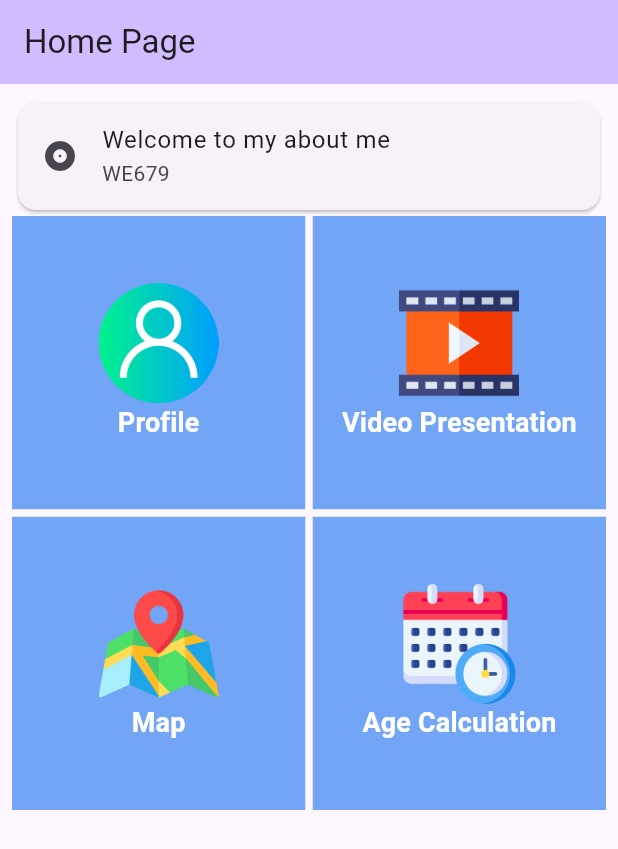
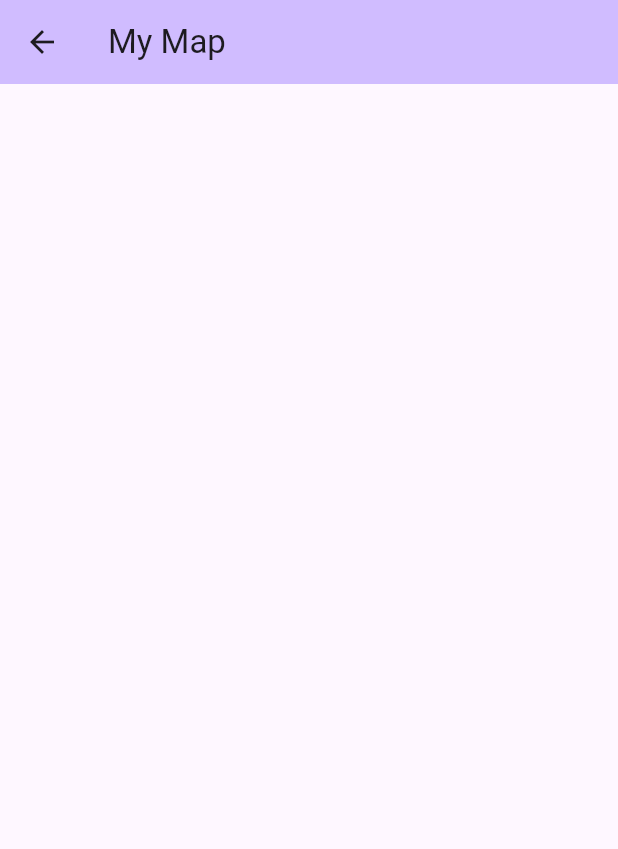
Before and after one commit to PeerapatAtta/Flutter_DPU_my_aboutme, a Flutter app: the screen it shows after launch, after a tap on "Map", on a phone screen of 412 x 824 dp. Shown: the top 849 px of the screen. Run offline on Flutter 3.47's test engine with Material 3 defaults, Android fonts, the light colour scheme and no system bars; our stand-ins replace google_maps_flutter, youtube_player_flutter; missing offline and left inert: video_url_validator.

Commit message:
Week8.2: 1. first commit without error

```diff
--- a/lib/homePage.dart
+++ b/lib/homePage.dart
@@ -95,7 +95,9 @@ class _HomePageState extends State<HomePage> {
                     padding: EdgeInsets.all(0),
                     color: Color.fromRGBO(114, 165, 246, 1),
                     child: TextButton(
-                        onPressed: () {},
+                        onPressed: () {
+                          Navigator.pushNamed(context, 'my_map');
+                        },
                         child: Column(
                           mainAxisAlignment: MainAxisAlignment.center,
                           children: [
--- a/lib/main.dart
+++ b/lib/main.dart
@@ -1,5 +1,6 @@
 import 'package:flutter/material.dart';
 import 'package:my_aboutme/homePage.dart';
+import 'package:my_aboutme/myMap.dart';
 import 'package:my_aboutme/profile.dart';
 import 'package:my_aboutme/videoPresentation.dart';
 
@@ -17,7 +18,8 @@ class MyApp extends StatelessWidget {
       home: const MyHomePage(title: 'My About me'),
       routes: <String, WidgetBuilder>{
         'profile':(BuildContext context) => Profile(),
-        'video_presentation':(BuildContext context) => VideoPresentation()
+        'video_presentation':(BuildContext context) => VideoPresentation(),
+        'my_map':(BuildContext context) => MyMap(),
       },
     );
   }
--- /dev/null
+++ b/lib/myMap.dart
@@ -0,0 +1,25 @@
+import 'package:flutter/material.dart';
+import 'package:google_maps_flutter/google_maps_flutter.dart';
+
+class MyMap extends StatefulWidget {
+  const MyMap({super.key});
+
+  @override
+  State<MyMap> createState() => _MyMapState();
+}
+
+class _MyMapState extends State<MyMap> {
+  late GoogleMapController mapController;
+
+
+
+  @override
+  Widget build(BuildContext context) {
+    return Scaffold(
+      appBar: AppBar(
+        backgroundColor: Theme.of(context).colorScheme.inversePrimary,
+        title: Text('My Map'),
+      ),
+    );
+  }
+}
--- a/pubspec.yaml
+++ b/pubspec.yaml
@@ -37,6 +37,7 @@ dependencies:
   cupertino_icons: ^1.0.6
   youtube_player_flutter: ^9.0.0
   video_url_validator: ^1.0.3
+  google_maps_flutter: ^2.6.0
 
 dev_dependencies:
   flutter_test:
```
Also changed, not shown: pubspec.lock, 4 other files.
